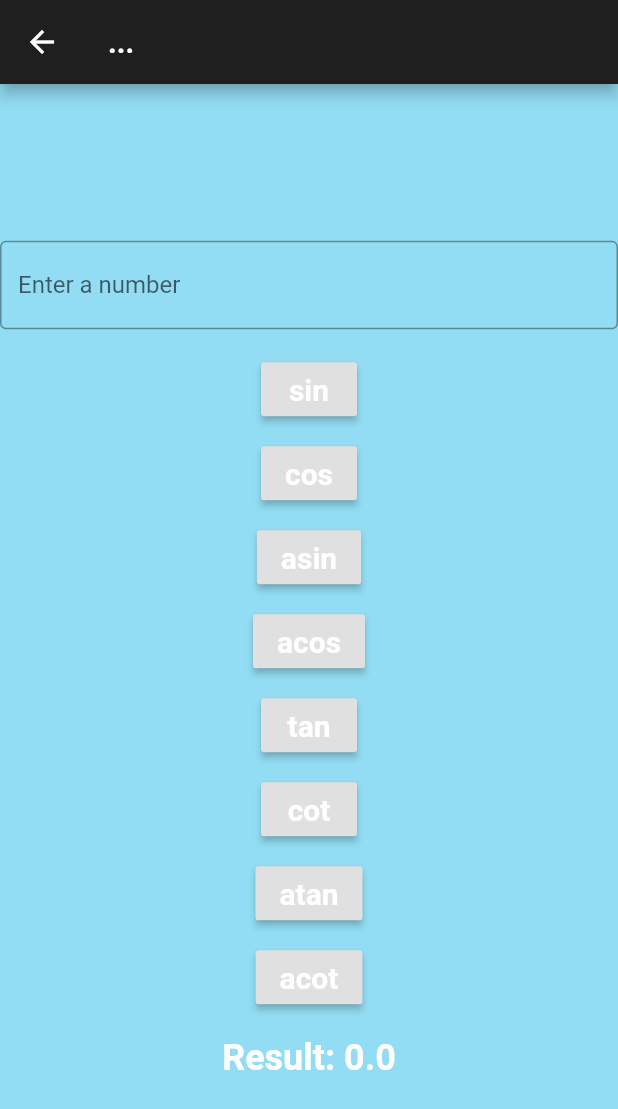
After one commit to panjuksergy/flutterActList, a Flutter app: the TrigCalculatorWidget screen opened by its route, after a tap on "sin", on a phone screen of 412 x 824 dp. The commit adds this screen. Shown: the top 1109 px of the screen. Run offline on Flutter 3.47's test engine with Material 2 defaults, Android fonts, the phone set to English and light mode, and no system bars; our stand-ins replace flutter_svg, math_expressions; statements that could not run were skipped.

Commit message:
Added: New action - trig - trigonometry basic calculator Pic and other things for trigAct in actionList

```diff
--- a/lib/features/actionList/models/modelListFill.dart
+++ b/lib/features/actionList/models/modelListFill.dart
@@ -42,5 +42,11 @@ class ActionRepository {
             "Multiplying a matrix a by a scalar k is done by multiplying each element of the matrix by k.",
         routeStr: "/matrix_scalar_multiply",
         picRoute: 'assets/svg/scalarSign.svg'),
+    const Action(
+        actionName: "Trigonometry calculator",
+        actionDescription:
+            "Calculate various trigonometric functions such as sine, cosine, tangent, cotangent, secant, and cosecant of an angle in degrees or radians. ",
+        routeStr: "/trig",
+        picRoute: 'assets/svg/trigSign.svg'),
   ];
 }
--- /dev/null
+++ b/lib/features/trig/trig.dart
@@ -0,0 +1 @@
+export 'view/view.dart';
--- /dev/null
+++ b/lib/features/trig/view/trig_screen.dart
@@ -0,0 +1,153 @@
+import 'dart:math';
+import 'package:flutter/material.dart';
+
+class TrigCalculatorWidget extends StatefulWidget {
+  @override
+  _TrigCalculatorWidgetState createState() => _TrigCalculatorWidgetState();
+}
+
+class _TrigCalculatorWidgetState extends State<TrigCalculatorWidget> {
+  TextEditingController _textEditingController = TextEditingController();
+  double _result = 0.0;
+
+  String? actName;
+  @override
+  void didChangeDependencies() {
+    final args = ModalRoute.of(context)?.settings.arguments;
+    assert(args != null && args is String, 'You must provide String args');
+    actName = args as String;
+    super.didChangeDependencies();
+  }
+
+  @override
+  Widget build(BuildContext context) {
+    final theme = Theme.of(context);
+    return Scaffold(
+      appBar: AppBar(title: Text(actName ?? '...')),
+      body: Center(
+        child: Column(
+          mainAxisAlignment: MainAxisAlignment.center,
+          children: [
+            TextField(
+              controller: _textEditingController,
+              keyboardType: TextInputType.number,
+              decoration: InputDecoration(
+                labelText: 'Enter a number',
+                border: OutlineInputBorder(),
+              ),
+            ),
+            SizedBox(height: 16),
+            ElevatedButton(
+              onPressed: () {
+                setState(() {
+                  double input = double.parse(_textEditingController.text);
+                  _result = sin(input);
+                });
+              },
+              child: Text(
+                'sin',
+                style: theme.textTheme.bodyMedium,
+              ),
+            ),
+            SizedBox(height: 8),
+            ElevatedButton(
+              onPressed: () {
+                setState(() {
+                  double input = double.parse(_textEditingController.text);
+                  _result = cos(input);
+                });
+              },
+              child: Text(
+                'cos',
+                style: theme.textTheme.bodyMedium,
+              ),
+            ),
+            SizedBox(height: 8),
+            ElevatedButton(
+              onPressed: () {
+                setState(() {
+                  double input = double.parse(_textEditingController.text);
+                  _result = asin(input);
+                });
+              },
+              child: Text(
+                'asin',
+                style: theme.textTheme.bodyMedium,
+              ),
+            ),
+            SizedBox(height: 8),
+            ElevatedButton(
+              onPressed: () {
+                setState(() {
+                  double input = double.parse(_textEditingController.text);
+                  _result = acos(input);
+                });
+              },
+              child: Text(
+                'acos',
+                style: theme.textTheme.bodyMedium,
+              ),
+            ),
+            SizedBox(height: 8),
+            ElevatedButton(
+              onPressed: () {
+                setState(() {
+                  double input = double.parse(_textEditingController.text);
+                  _result = tan(input);
+                });
+              },
+              child: Text(
+                'tan',
+                style: theme.textTheme.bodyMedium,
+              ),
+            ),
+            SizedBox(height: 8),
+            ElevatedButton(
+              onPressed: () {
+                setState(() {
+                  double input = double.parse(_textEditingController.text);
+                  _result = 1 / tan(input);
+                });
+              },
+              child: Text(
+                'cot',
+                style: theme.textTheme.bodyMedium,
+              ),
+            ),
+            SizedBox(height: 8),
+            ElevatedButton(
+              onPressed: () {
+                setState(() {
+                  double input = double.parse(_textEditingController.text);
+                  _result = atan(input);
+                });
+              },
+              child: Text(
+                'atan',
+                style: theme.textTheme.bodyMedium,
+              ),
+            ),
+            SizedBox(height: 8),
+            ElevatedButton(
+              onPressed: () {
+                setState(() {
+                  double input = double.parse(_textEditingController.text);
+                  _result = pi / 2 - atan(input);
+                });
+              },
+              child: Text(
+                'acot',
+                style: theme.textTheme.bodyMedium,
+              ),
+            ),
+            SizedBox(height: 16),
+            Text(
+              'Result: $_result',
+              style: TextStyle(fontSize: 24),
+            ),
+          ],
+        ),
+      ),
+    );
+  }
+}
--- /dev/null
+++ b/lib/features/trig/view/view.dart
@@ -0,0 +1 @@
+export 'trig_screen.dart';
--- a/lib/router/router.dart
+++ b/lib/router/router.dart
@@ -3,6 +3,7 @@ import 'package:calc_kpi/features/firstOrDefault/defaultAction.dart';
 import 'package:calc_kpi/features/matrixAddition/view/matrixAdd_screen.dart';
 import 'package:calc_kpi/features/matrixScallarMultiply/view/matrixScalarMultiply_screen.dart';
 import 'package:calc_kpi/features/matrixSubstaction/matrixSubstraction.dart';
+import 'package:calc_kpi/features/trig/view/trig_screen.dart';
 import 'package:flutter/material.dart';
 
 import '../features/actionList/action_list.dart';
@@ -18,4 +19,5 @@ final routes = {
   '/matrix_substraction': (context) => const MatrixSubstraction(),
   '/matrix_scalar_multiply': (context) => const MatrixScalarMultiply(),
   '/log': (context) => const LogCalculatorWidget(),
+  '/trig': (context) => TrigCalculatorWidget(),
 };
```
Also changed, not shown: assets/svg/trigSign.svg (added), 2 other files.
